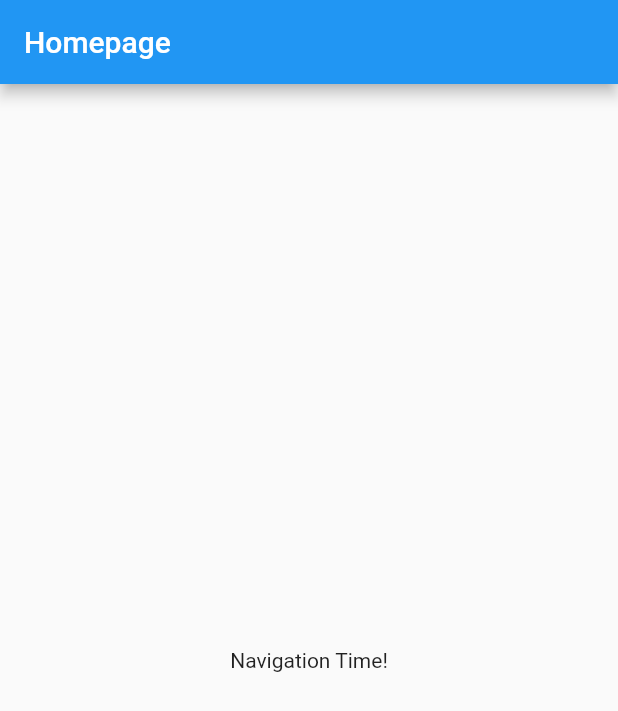
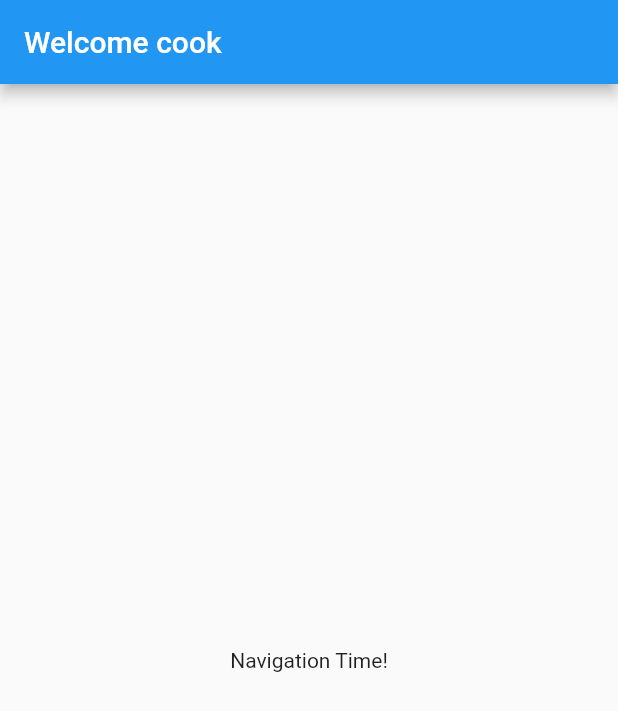
Before and after one commit to silvioCifone/MealsApp, a Flutter app: the screen it shows after launch, on a phone screen of 412 x 824 dp. Shown: the top 711 px of the screen. Run offline on Flutter 3.47's test engine with Material 2 defaults, Android fonts, the light colour scheme and no system bars.

Commit message:
AppBar Title
AppBar title is defined as "Welcome cook"

```diff
--- a/lib/main.dart
+++ b/lib/main.dart
@@ -13,7 +13,7 @@ class MyApp extends StatelessWidget {
       theme: ThemeData(
         primarySwatch: Colors.blue,
       ),
-      home: MyHomePage(title: 'Homepage'),
+      home: MyHomePage(title: 'Welcome cook'),
     );
   }
 }
```
